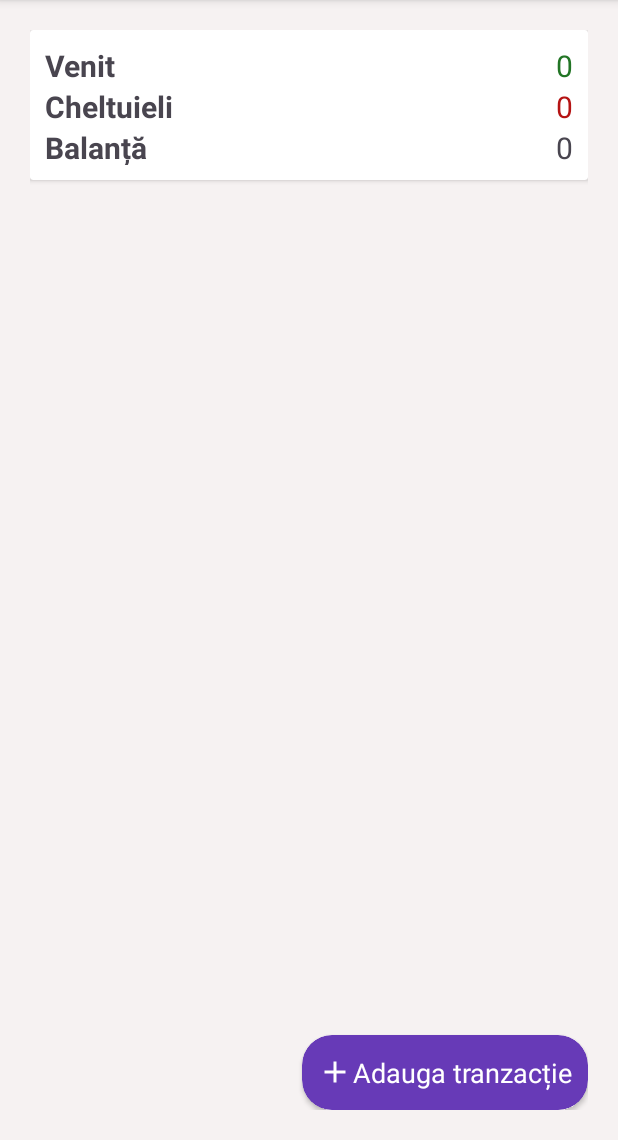
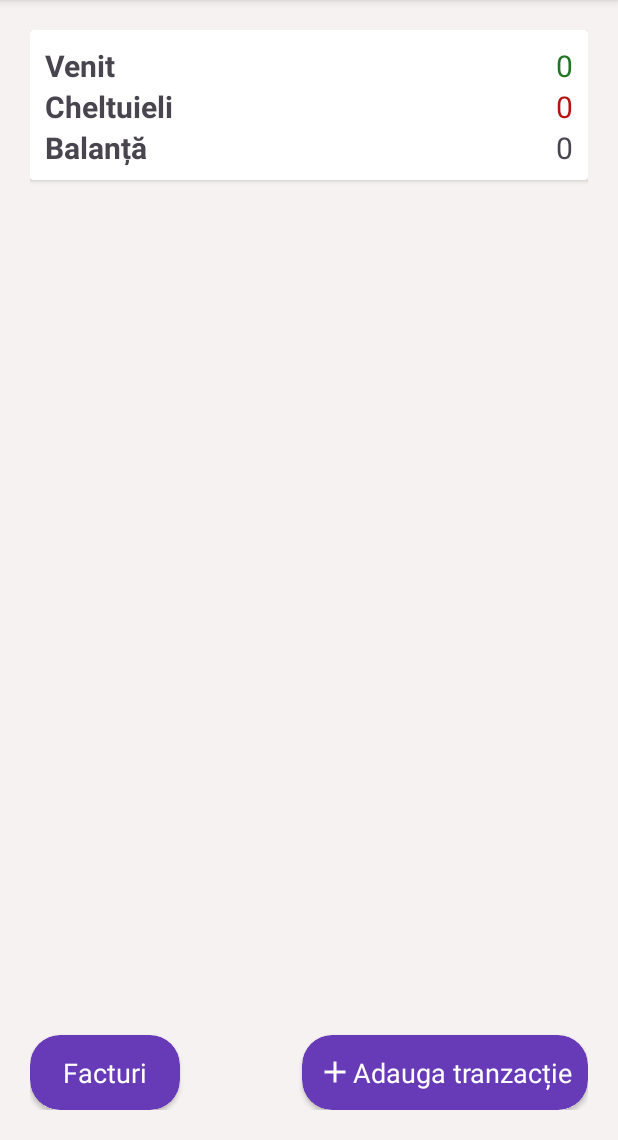
Before and after one commit to olivia-sarbu/Android_App, an Android app: the screen it shows after launch once a user with an empty profile is signed in (MainActivity), on a phone screen of 412 x 824 dp, the part 96-1236 px from its top. Run offline under Robolectric (Android 15) with nearby library versions, the light colour scheme and no system bars; our stand-ins replace Firebase (no records; nobody signed in at launch, a user with empty details on screens opened directly); libraries missing offline, so code that uses them is left out: org.eazegraph.lib; Roboto replaces fonts that are not available here; 10 statements that could not run were skipped.

Commit message:
Made changes to MainActivity and AndroidManifest files and added 4 new files

```diff
--- a/app/src/main/AndroidManifest.xml
+++ b/app/src/main/AndroidManifest.xml
@@ -34,6 +34,10 @@
                 <category android:name="android.intent.category.LAUNCHER" />
             </intent-filter>
         </activity>
+        <activity android:name=".Bills"
+            android:exported="false"/>
+        <activity android:name=".BillCategory"
+            android:exported="false"/>
         <activity
             android:name=".MainActivity"
             android:exported="true" />
--- a/app/src/main/java/com/example/myapplication/MainActivity.java
+++ b/app/src/main/java/com/example/myapplication/MainActivity.java
@@ -67,6 +67,18 @@ public class MainActivity extends AppCompatActivity {
 
         getData();
 
+        binding.facturiBtn.setOnClickListener(new View.OnClickListener() {
+            @Override
+            public void onClick(View view) {
+                try{
+                    startActivity(new Intent(MainActivity.this, Bills.class));
+                }
+                catch (Exception e){
+
+                }
+            }
+        });
+
     }
 
     private void getData() {
--- a/app/src/main/res/layout/activity_main.xml
+++ b/app/src/main/res/layout/activity_main.xml
@@ -128,4 +128,30 @@
 
     </androidx.cardview.widget.CardView>
 
+    <androidx.cardview.widget.CardView
+        android:id="@+id/facturi_btn"
+        android:backgroundTint="#673AB7"
+        android:layout_alignParentBottom="true"
+        android:layout_alignParentLeft="true"
+        android:layout_width="100dp"
+        android:layout_height="50dp"
+        app:cardCornerRadius="20dp">
+        <RelativeLayout
+            android:gravity="center"
+            android:layout_gravity="center"
+            android:layout_width="match_parent"
+            android:layout_height="wrap_content"
+            android:padding="10dp">
+            <TextView
+                android:layout_centerVertical="true"
+                android:text="Facturi"
+                android:textSize="18sp"
+                android:textColor="@color/white"
+                android:layout_width="wrap_content"
+                android:layout_height="wrap_content"/>
+
+        </RelativeLayout>
+
+    </androidx.cardview.widget.CardView>
+
 </RelativeLayout>
```
Also changed, not shown: app/src/main/java/com/example/myapplication/BillCategory.java (added, +21 -0 lines), app/src/main/java/com/example/myapplication/Bills.java (added, +35 -0 lines), app/src/main/res/layout/bill_category.xml (added, +109 -0 lines), app/src/main/res/layout/bills.xml (added, +41 -0 lines).
